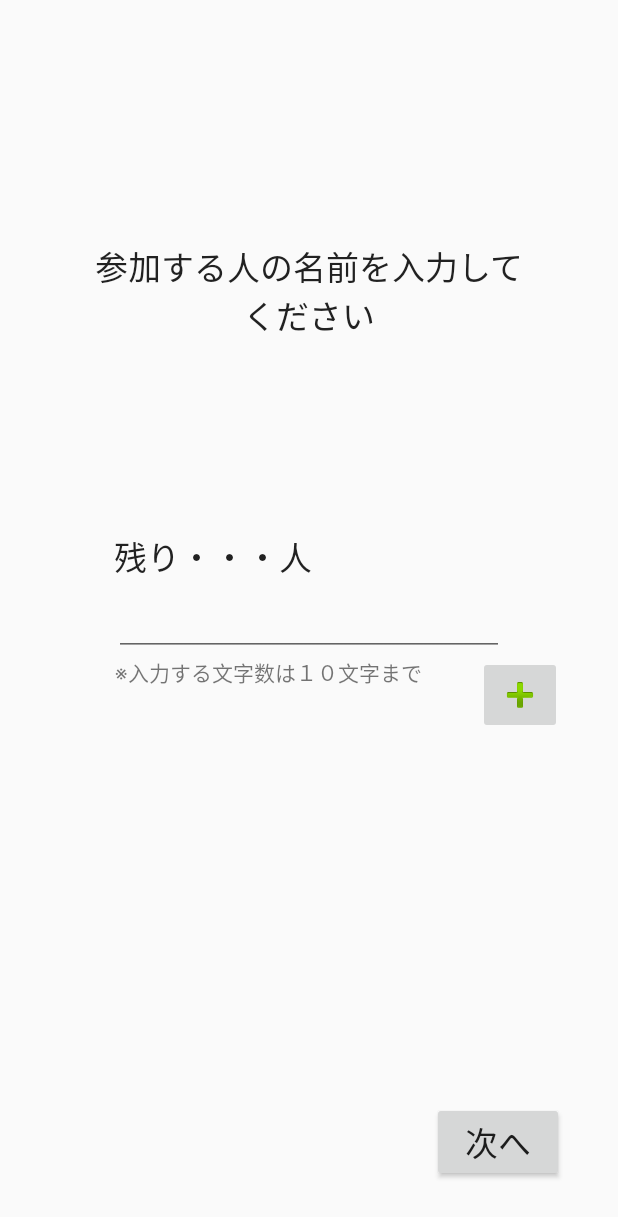
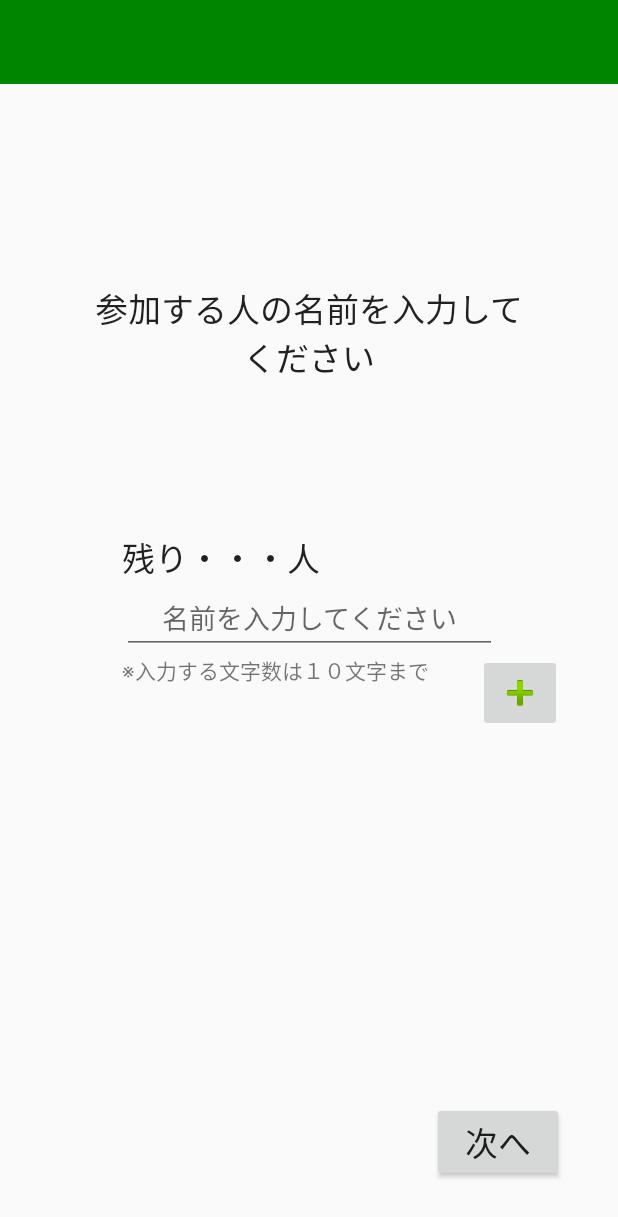
Before and after one commit to p2hacks/teamR03, an Android app: the exchange_input_name screen opened through its navigation route, on a phone screen of 412 x 824 dp. Shown: the top 1217 px of the screen. Run offline under Robolectric (Android 15) with nearby library versions, the light colour scheme and no system bars.

Commit message:
人数入力画面から名前入力画面への遷移

```diff
--- a/app/src/main/AndroidManifest.xml
+++ b/app/src/main/AndroidManifest.xml
@@ -9,11 +9,12 @@
             android:roundIcon="@mipmap/ic_launcher_round"
             android:supportsRtl="true"
             android:theme="@style/AppTheme">
-        <activity android:name=".exchange.exchange">
+        <activity android:name=".MainActivity">
+
         </activity>
         <activity android:name=".hide_seek.hide_seek">
         </activity>
-        <activity android:name=".MainActivity">
+        <activity android:name=".exchange.exchange">
             <intent-filter>
                 <action android:name="android.intent.action.MAIN"/>
 
--- a/app/src/main/java/com/example/soba/exchange/exchange_input_name.kt
+++ b/app/src/main/java/com/example/soba/exchange/exchange_input_name.kt
@@ -7,43 +7,16 @@ import androidx.fragment.app.Fragment
 import android.view.LayoutInflater
 import android.view.View
 import android.view.ViewGroup
+import androidx.navigation.fragment.findNavController
 import com.example.soba.R
 import kotlinx.android.synthetic.main.fragment_exchange_input_name.*
 import kotlinx.android.synthetic.main.fragment_exchange_input_name.view.*
 
+// 名前のarrayList
+val nameList =  mutableListOf<String>()
 
-// TODO: Rename parameter arguments, choose names that match
-// the fragment initialization parameters, e.g. ARG_ITEM_NUMBER
-private const val ARG_PARAM1 = "param1"
-private const val ARG_PARAM2 = "param2"
+class exchange_input_name : Fragment() {
 
-// 名前のarrayList
-val nameArrayList =  ArrayList<String>()
-
-/**
- * A simple [Fragment] subclass.
- * Activities that contain this fragment must implement the
- * [exchange_input_name.OnFragmentInteractionListener] interface
- * to handle interaction events.
- * Use the [exchange_input_name.newInstance] factory method to
- * create an instance of this fragment.
- *
- */
-class exchange_input_name : Fragment() {
-    // TODO: Rename and change types of parameters
-    private var param1: String? = null
-    private var param2: String? = null
-    //private var listener: OnFragmentInteractionListener? = null
-
-
-    override fun onCreate(savedInstanceState: Bundle?) {
-        super.onCreate(savedInstanceState)
-        arguments?.let {
-            param1 = it.getString(ARG_PARAM1)
-            param2 = it.getString(ARG_PARAM2)
-        }
-
-    }
 
     override fun onCreateView(
         inflater: LayoutInflater, container: ViewGroup?,
@@ -53,69 +26,18 @@ class exchange_input_name : Fragment() {
         val view = inflater.inflate(R.layout.fragment_exchange_input_name, container, false)
         view.addNameButton.setOnClickListener {
             // 参加人数より入力された名前が少ないとき
-            if (totalNumber > nameArrayList.size) {
+            if (totalNumber > nameList.size) {
                 // テキストボックスに名前が入力されているとき
                 if (inputName.text != null) {
-                    // ArrayListに名前を追加
-                    nameArrayList.add(inputName.text.toString())
+                    // Listに名前を追加
+                    nameList.add(inputName.text.toString())
+                    inputName.text = null
                 }
             }
         }
-        return inflater.inflate(R.layout.fragment_exchange_input_name, container, false)
+        view.nextButtonName.setOnClickListener{
+            findNavController().navigate(R.id.action_exchange_input_name_to_exchange_explanation)
+        }
+        return view
     }
-
-    // TODO: Rename method, update argument and hook method into UI event
-    //fun onButtonPressed(uri: Uri) {
-//    //    listener?.onFragmentInteraction(uri)
-//    //}
-//
-//    override fun onAttach(context: Context) {
-//        super.onAttach(context)
-//        if (context is OnFragmentInteractionListener) {
-//            listener = context
-//        } else {
-//            throw RuntimeException(context.toString() + " must implement OnFragmentInteractionListener")
-//        }
-//    }
-//
-//    override fun onDetach() {
-//        super.onDetach()
-//        listener = null
-//    }
-//
-//    /**
-//     * This interface must be implemented by activities that contain this
-//     * fragment to allow an interaction in this fragment to be communicated
-//     * to the activity and potentially other fragments contained in that
-//     * activity.
-//     *
-//     *
-//     * See the Android Training lesson [Communicating with Other Fragments]
-//     * (http://developer.android.com/training/basics/fragments/communicating.html)
-//     * for more information.
-//     */
-//    interface OnFragmentInteractionListener {
-//        // TODO: Update argument type and name
-//        fun onFragmentInteraction(uri: Uri)
-//    }
-//
-//    companion object {
-//        /**
-//         * Use this factory method to create a new instance of
-//         * this fragment using the provided parameters.
-//         *
-//         * @param param1 Parameter 1.
-//         * @param param2 Parameter 2.
-//         * @return A new instance of fragment exchange_input_name.
-//         */
-//        // TODO: Rename and change types and number of parameters
-//        @JvmStatic
-//        fun newInstance(param1: String, param2: String) =
-//            exchange_input_name().apply {
-//                arguments = Bundle().apply {
-//                    putString(ARG_PARAM1, param1)
-//                    putString(ARG_PARAM2, param2)
-//                }
-//            }
-//    }
 }
--- a/app/src/main/java/com/example/soba/exchange/exchange_input_total.kt
+++ b/app/src/main/java/com/example/soba/exchange/exchange_input_total.kt
@@ -11,113 +11,26 @@ import android.widget.EditText
 import com.example.soba.R
 import kotlinx.android.synthetic.main.fragment_exchange_input_total.*
 import android.util.Log
+import androidx.navigation.fragment.findNavController
+import kotlinx.android.synthetic.main.fragment_exchange_input_total.view.*
 
-
-// TODO: Rename parameter arguments, choose names that match
-// the fragment initialization parameters, e.g. ARG_ITEM_NUMBER
-private const val ARG_PARAM1 = "param1"
-private const val ARG_PARAM2 = "param2"
 var totalNumber: Int = 10
 
-/**
- * A simple [Fragment] subclass.
- * Activities that contain this fragment must implement the
- * [exchange_input_total.OnFragmentInteractionListener] interface
- * to handle interaction events.
- * Use the [exchange_input_total.newInstance] factory method to
- * create an instance of this fragment.
- *
- */
 class exchange_input_total : Fragment() {
-    // TODO: Rename and change types of parameters
-    private var param1: String? = null
-    private var param2: String? = null
-    //private var listener: OnFragmentInteractionListener? = null
-
-
-
-
-    override fun onCreate(savedInstanceState: Bundle?) {
-        super.onCreate(savedInstanceState)
-        arguments?.let {
-            param1 = it.getString(ARG_PARAM1)
-            param2 = it.getString(ARG_PARAM2)
-        }
-
-        //　次へボタン を押したときに数字が入力されていれば、その数字を取得
-
-    }
 
     override fun onCreateView(
         inflater: LayoutInflater, container: ViewGroup?,
         savedInstanceState: Bundle?
     ): View? {
         val view = inflater.inflate(R.layout.fragment_exchange_input_total, container, false)
-        view.setOnClickListener {
-            if (inputTotalNumber.text != null) {
-                totalNumber = inputTotalNumber.text.toString().toInt()
-                //デバッグ
-                //Log.d("TAG", totalNumber.toString())
-            }
-        }
-        // Inflate the layout for this fragment
-        return inflater.inflate(R.layout.fragment_exchange_input_total, container, false)
+        view.nextButtonTotal.setOnClickListener {
+//            if (inputTotalNumber.text != null) {
+//                //　次へボタン を押したときに数字が入力されていれば、その数字を取得
+//                totalNumber = inputTotalNumber.text.toString().toInt()
+//                //Log.d("onClick", "totalnumber = ["+ totalNumber+"]")
+//            }
+            findNavController().navigate(R.id.action_exchange_input_total_to_exchange_input_name)
     }
-
-//    // TODO: Rename method, update argument and hook method into UI event
-//    fun onButtonPressed(uri: Uri) {
-//        listener?.onFragmentInteraction(uri)
-//    }
-//
-//    override fun onAttach(context: Context) {
-//        super.onAttach(context)
-//        if (context is OnFragmentInteractionListener) {
-//            listener = context
-//        } else {
-//            throw RuntimeException(context.toString() + " must implement OnFragmentInteractionListener")
-//        }
-//    }
-//
-//    override fun onDetach() {
-//        super.onDetach()
-//        listener = null
-//    }
-//
-//
-//    /**
-//     * This interface must be implemented by activities that contain this
-//     * fragment to allow an interaction in this fragment to be communicated
-//     * to the activity and potentially other fragments contained in that
-//     * activity.
-//     *
-//     *
-//     * See the Android Training lesson [Communicating with Other Fragments]
-//     * (http://developer.android.com/training/basics/fragments/communicating.html)
-//     * for more information.
-//     */
-//    interface OnFragmentInteractionListener {
-//        // TODO: Update argument type and name
-//        fun onFragmentInteraction(uri: Uri)
-//    }
-//
-//
-//    companion object {
-//        /**
-//         * Use this factory method to create a new instance of
-//         * this fragment using the provided parameters.
-//         *
-//         * @param param1 Parameter 1.
-//         * @param param2 Parameter 2.
-//         * @return A new instance of fragment exchange_input_total.
-//         */
-//        // TODO: Rename and change types and number of parameters
-//        @JvmStatic
-//        fun newInstance(param1: String, param2: String) =
-//            exchange_input_total().apply {
-//                arguments = Bundle().apply {
-//                    putString(ARG_PARAM1, param1)
-//                    putString(ARG_PARAM2, param2)
-//                }
-//            }
-//    }
+        return view
+    }
 }
--- a/app/src/main/res/layout/fragment_exchange_input_name.xml
+++ b/app/src/main/res/layout/fragment_exchange_input_name.xml
@@ -20,12 +20,25 @@
 
     <EditText
         android:id="@+id/inputName"
-            android:layout_width="wrap_content"
+        android:layout_width="250dp"
         android:layout_height="wrap_content"
         android:ems="10"
+        android:gravity="center_horizontal"
+        android:hint="名前を入力してください"
         android:inputType="textPersonName"
-            android:textAppearance="@style/TextAppearance.AppCompat.Large"
+        android:textAppearance="@style/TextAppearance.AppCompat.Medium"
         app:layout_constraintBottom_toBottomOf="parent"
+        app:layout_constraintEnd_toEndOf="parent"
+        app:layout_constraintStart_toStartOf="parent"
+        app:layout_constraintTop_toTopOf="parent" />
+
+    <androidx.appcompat.widget.Toolbar
+        android:id="@+id/exchangeName"
+        android:layout_width="match_parent"
+        android:layout_height="wrap_content"
+        android:background="#008500"
+        android:minHeight="?attr/actionBarSize"
+        android:theme="?attr/actionBarTheme"
         app:layout_constraintEnd_toEndOf="parent"
         app:layout_constraintStart_toStartOf="parent"
         app:layout_constraintTop_toTopOf="parent" />
@@ -40,7 +53,7 @@
         app:layout_constraintBottom_toTopOf="@+id/inputName"
         app:layout_constraintEnd_toEndOf="parent"
         app:layout_constraintStart_toStartOf="parent"
-            app:layout_constraintTop_toTopOf="parent" />
+        app:layout_constraintTop_toBottomOf="@+id/exchangeName" />
 
     <TextView
         android:id="@+id/inpputNameCaution"
@@ -48,8 +61,8 @@
         android:layout_height="wrap_content"
         android:text="※入力する文字数は１０文字まで"
         app:layout_constraintEnd_toEndOf="parent"
-            app:layout_constraintHorizontal_bias="0.37"
-            app:layout_constraintStart_toStartOf="parent"
+        app:layout_constraintHorizontal_bias="0.0"
+        app:layout_constraintStart_toStartOf="@+id/inputName"
         app:layout_constraintTop_toBottomOf="@+id/inputName" />
 
     <ImageButton
@@ -70,4 +83,5 @@
         android:textAppearance="@style/TextAppearance.AppCompat.Large"
         app:layout_constraintBottom_toTopOf="@+id/inputName"
         app:layout_constraintStart_toStartOf="@+id/inputName" />
+
 </androidx.constraintlayout.widget.ConstraintLayout>
--- a/app/src/main/res/layout/fragment_exchange_input_total.xml
+++ b/app/src/main/res/layout/fragment_exchange_input_total.xml
@@ -39,7 +39,7 @@
         app:layout_constraintBottom_toTopOf="@+id/inputTotalNumber"
         app:layout_constraintEnd_toEndOf="parent"
         app:layout_constraintStart_toStartOf="parent"
-        app:layout_constraintTop_toTopOf="parent" />
+        app:layout_constraintTop_toBottomOf="@+id/toolbar" />
 
     <TextView
         android:id="@+id/personText"
@@ -50,13 +50,15 @@
         app:layout_constraintBottom_toBottomOf="@+id/inputTotalNumber"
         app:layout_constraintStart_toEndOf="@+id/inputTotalNumber" />
 
-    <TextView
-        android:id="@+id/text_view"
-        android:layout_width="match_parent"
+    <androidx.appcompat.widget.Toolbar
+        android:id="@+id/toolbar"
+        android:layout_width="0dp"
         android:layout_height="wrap_content"
-        android:layout_marginEnd="3dp"
-        android:textAppearance="@style/TextAppearance.AppCompat.Large"
-        android:textSize="30dp"
-        app:layout_constraintEnd_toEndOf="@+id/inputTotalNumber"
-        app:layout_constraintTop_toBottomOf="@+id/inputTotalNumber" />
+        android:background="#008500"
+        android:minHeight="?attr/actionBarSize"
+        android:theme="?attr/actionBarTheme"
+        app:layout_constraintEnd_toEndOf="parent"
+        app:layout_constraintStart_toStartOf="parent"
+        app:layout_constraintTop_toTopOf="parent" />
+
 </androidx.constraintlayout.widget.ConstraintLayout>
--- a/app/src/main/res/navigation/navigation_exchange.xml
+++ b/app/src/main/res/navigation/navigation_exchange.xml
@@ -1,30 +1,52 @@
 <?xml version="1.0" encoding="utf-8"?>
 <navigation xmlns:android="http://schemas.android.com/apk/res/android"
-            xmlns:app="http://schemas.android.com/apk/res-auto"
-            xmlns:tools="http://schemas.android.com/tools" android:id="@+id/navigation_exchange"
-            app:startDestination="@id/exchange_input_total">
+    xmlns:app="http://schemas.android.com/apk/res-auto"
+    xmlns:tools="http://schemas.android.com/tools"
+    android:id="@+id/navigation_exchange"
+    app:startDestination="@id/exchange_input_total">
 
-    <fragment android:id="@+id/exchange_explanation" android:name="com.example.soba.exchange.exchange_explanation"
-              android:label="fragment_exchange_explanation" tools:layout="@layout/fragment_exchange_explanation">
-        <action android:id="@+id/action_exchange_explanation_to_exchange_play" app:destination="@id/exchange_play"/>
-        <action android:id="@+id/action_exchange_explanation_to_exchange_input_name"
-                app:destination="@id/exchange_input_name"/>
+    //説明画面
+    <fragment
+        android:id="@+id/exchange_explanation"
+        android:name="com.example.soba.exchange.exchange_explanation"
+        android:label="fragment_exchange_explanation"
+        tools:layout="@layout/fragment_exchange_explanation">
+        //説明画面　－＞　開始画面
+        <action
+            android:id="@+id/action_exchange_explanation_to_exchange_play"
+            app:destination="@id/exchange_play" />
+        //説明画面　－＞　名前入力画面
     </fragment>
-    <fragment android:id="@+id/exchange_input_total" android:name="com.example.soba.exchange.exchange_input_total"
-              android:label="fragment_exchange_input_total" tools:layout="@layout/fragment_exchange_input_total">
-        <action android:id="@+id/action_exchange_input_total_to_exchange_input_name"
-                app:destination="@id/exchange_input_name"/>
+
+    //人数入力画面
+    <fragment
+        android:id="@+id/exchange_input_total"
+        android:name="com.example.soba.exchange.exchange_input_total"
+        android:label="fragment_exchange_input_total"
+        tools:layout="@layout/fragment_exchange_input_total">
+        //人数入力画面　－＞　名前入力画面
+        <action
+            android:id="@+id/action_exchange_input_total_to_exchange_input_name"
+            app:destination="@id/exchange_input_name" />
     </fragment>
-    <fragment android:id="@+id/exchange_input_name" android:name="com.example.soba.exchange.exchange_input_name"
-              android:label="fragment_exchange_input_name" tools:layout="@layout/fragment_exchange_input_name">
-        <action android:id="@+id/action_exchange_input_name_to_exchange_explanation"
-                app:destination="@id/exchange_explanation"/>
-        <action android:id="@+id/action_exchange_input_name_to_exchange_input_total"
-                app:destination="@id/exchange_input_total"/>
+
+    //名前入力画面
+    <fragment
+        android:id="@+id/exchange_input_name"
+        android:name="com.example.soba.exchange.exchange_input_name"
+        android:label="fragment_exchange_input_name"
+        tools:layout="@layout/fragment_exchange_input_name">
+        //名前入力画面　－＞　説明画面
+        <action
+            android:id="@+id/action_exchange_input_name_to_exchange_explanation"
+            app:destination="@id/exchange_explanation" />
+        //名前入力画面　－＞　人数入力画面
     </fragment>
-    <fragment android:id="@+id/exchange_play" android:name="com.example.soba.exchange.exchange_play"
-              android:label="fragment_exchange_play" tools:layout="@layout/fragment_exchange_play">
-        <action android:id="@+id/action_exchange_play_to_exchange_explanation"
-                app:destination="@id/exchange_explanation"/>
-    </fragment>
+
+    //開始画面
+    <fragment
+        android:id="@+id/exchange_play"
+        android:name="com.example.soba.exchange.exchange_play"
+        android:label="fragment_exchange_play"
+        tools:layout="@layout/fragment_exchange_play"/>
 </navigation>
```
Lines whose indentation alone changed are shown as unchanged.
